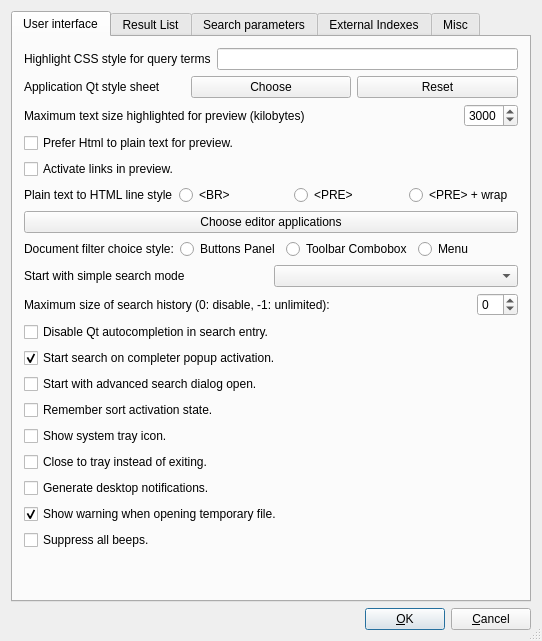
alberti42/recoll-macos, file src/qtgui/uiprefs.ui: the form before one commit.
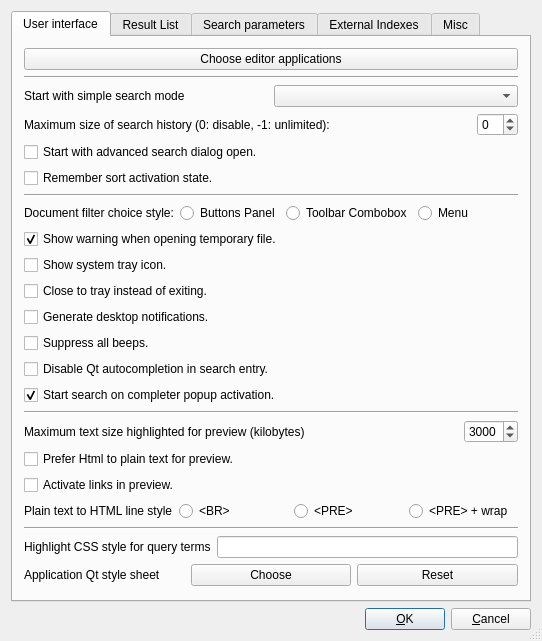
The form after the commit.

Commit message: reorder and group the preferences in the GUI prefs user interface panel

What changed in the file:
```diff
--- a/src/qtgui/uiprefs.ui
+++ b/src/qtgui/uiprefs.ui
@@ -28,13 +28,25 @@
       </attribute>
       <layout class="QVBoxLayout">
        <item>
-        <layout class="QVBoxLayout">
+        <widget class="QPushButton" name="viewActionPB">
+         <property name="text">
+          <string>Choose editor applications</string>
+         </property>
+        </widget>
+       </item>
+       <item>
+        <widget class="Line" name="line">
+         <property name="orientation">
+          <enum>Qt::Horizontal</enum>
+         </property>
+        </widget>
+       </item>
          <item>
           <layout class="QHBoxLayout">
            <item>
-            <widget class="QLabel" name="textLabelqtc">
+          <widget class="QLabel" name="textLabelSST">
              <property name="text">
-              <string>Highlight CSS style for query terms</string>
+            <string>Start with simple search mode</string>
              </property>
              <property name="wordWrap">
               <bool>false</bool>
@@ -42,54 +54,191 @@
             </widget>
            </item>
            <item>
-            <widget class="QLineEdit" name="qtermStyleLE">
-             <property name="minimumSize">
-              <size>
-               <width>50</width>
-               <height>0</height>
-              </size>
+          <widget class="QComboBox" name="ssearchTypCMB"/>
+         </item>
+        </layout>
+       </item>
+       <item>
+        <layout class="QHBoxLayout">
+         <item>
+          <widget class="QLabel" name="hsLBL">
+           <property name="sizePolicy">
+            <sizepolicy hsizetype="Preferred" vsizetype="Preferred">
+             <horstretch>1</horstretch>
+             <verstretch>0</verstretch>
+            </sizepolicy>
              </property>
              <property name="toolTip">
-              <string>Query terms highlighting in results. &lt;br&gt;Maybe try something like &quot;color:red;background:yellow&quot; for something more lively than the default blue...</string>
-             </property>
-            </widget>
-           </item>
+            <string>Limit the size of the search history. Use 0 to disable, -1 for unlimited.</string>
+           </property>
+           <property name="text">
+            <string>Maximum size of search history (0: disable, -1: unlimited):</string>
+           </property>
+           <property name="wordWrap">
+            <bool>false</bool>
+           </property>
+          </widget>
+         </item>
+         <item>
+          <widget class="QSpinBox" name="maxHistSizeSB">
+           <property name="minimum">
+            <number>-1</number>
+           </property>
+           <property name="value">
+            <number>0</number>
+           </property>
+          </widget>
+         </item>
           </layout>
          </item>
          <item>
-          <layout class="QHBoxLayout">
+        <widget class="QCheckBox" name="initStartAdvCB">
+         <property name="text">
+          <string>Start with advanced search dialog open.</string>
+         </property>
+         <property name="checked">
+          <bool>false</bool>
+         </property>
+        </widget>
+       </item>
            <item>
-            <widget class="QLabel" name="tLSTL">
+        <widget class="QCheckBox" name="keepSortCB">
              <property name="text">
-              <string>Application Qt style sheet</string>
-             </property>
-             <property name="wordWrap">
+          <string>Remember sort activation state.</string>
+         </property>
+         <property name="checked">
               <bool>false</bool>
              </property>
             </widget>
            </item>
            <item>
-            <widget class="QPushButton" name="stylesheetPB">
+        <widget class="Line" name="line">
+         <property name="orientation">
+          <enum>Qt::Horizontal</enum>
+         </property>
+        </widget>
+       </item>
+       <item>
+        <layout class="QHBoxLayout" name="horizontalLayout1">
+         <item>
+          <widget class="QLabel" name="label1">
              <property name="toolTip">
               <string>Opens a dialog to select the style sheet file</string>
              </property>
              <property name="text">
-              <string>Choose</string>
+            <string>Document filter choice style:</string>
              </property>
             </widget>
            </item>
            <item>
-            <widget class="QPushButton" name="resetSSPB">
-             <property name="toolTip">
-              <string>Resets the style sheet to default</string>
-             </property>
+          <widget class="QRadioButton" name="filterBT_RB">
+           <property name="text">
+            <string>Buttons Panel</string>
+           </property>
+           <attribute name="buttonGroup">
+            <string notr="true">buttonGroup_2</string>
+           </attribute>
+          </widget>
+         </item>
+         <item>
+          <widget class="QRadioButton" name="filterCMB_RB">
              <property name="text">
-              <string>Reset</string>
-             </property>
-            </widget>
-           </item>
-          </layout>
-         </item>
+            <string>Toolbar Combobox</string>
+           </property>
+           <attribute name="buttonGroup">
+            <string notr="true">buttonGroup_2</string>
+           </attribute>
+          </widget>
+         </item>
+         <item>
+          <widget class="QRadioButton" name="filterMN_RB">
+           <property name="text">
+            <string>Menu</string>
+           </property>
+           <attribute name="buttonGroup">
+            <string notr="true">buttonGroup_2</string>
+           </attribute>
+          </widget>
+         </item>
+        </layout>
+       </item>
+       <item>
+        <widget class="QCheckBox" name="showTempFileWarningCB">
+         <property name="text">
+          <string>Show warning when opening temporary file.</string>
+         </property>
+         <property name="checked">
+          <bool>true</bool>
+         </property>
+        </widget>
+       </item>
+       <item>
+        <widget class="QCheckBox" name="showTrayIconCB">
+         <property name="text">
+          <string>Show system tray icon.</string>
+         </property>
+         <property name="checked">
+          <bool>false</bool>
+         </property>
+        </widget>
+       </item>
+       <item>
+        <widget class="QCheckBox" name="closeToTrayCB">
+         <property name="text">
+          <string>Close to tray instead of exiting.</string>
+         </property>
+         <property name="checked">
+          <bool>false</bool>
+         </property>
+        </widget>
+       </item>
+       <item>
+        <widget class="QCheckBox" name="trayMessagesCB">
+         <property name="text">
+          <string>Generate desktop notifications.</string>
+         </property>
+         <property name="checked">
+          <bool>false</bool>
+         </property>
+        </widget>
+       </item>
+       <item>
+        <widget class="QCheckBox" name="noBeepsCB">
+         <property name="text">
+          <string>Suppress all beeps.</string>
+         </property>
+         <property name="checked">
+          <bool>false</bool>
+         </property>
+        </widget>
+       </item>
+       <item>
+        <widget class="QCheckBox" name="ssNoCompleteCB">
+         <property name="text">
+          <string>Disable Qt autocompletion in search entry.</string>
+         </property>
+         <property name="checked">
+          <bool>false</bool>
+         </property>
+        </widget>
+       </item>
+       <item>
+        <widget class="QCheckBox" name="ssSearchOnCompleteCB">
+         <property name="text">
+          <string>Start search on completer popup activation.</string>
+         </property>
+         <property name="checked">
+          <bool>true</bool>
+         </property>
+        </widget>
+       </item>
+       <item>
+        <widget class="Line" name="line">
+         <property name="orientation">
+          <enum>Qt::Horizontal</enum>
+         </property>
+        </widget>
+       </item>
          <item>
           <layout class="QHBoxLayout">
            <item>
@@ -197,62 +346,18 @@
           </layout>
          </item>
          <item>
-          <widget class="QPushButton" name="viewActionPB">
-           <property name="text">
-            <string>Choose editor applications</string>
+        <widget class="Line" name="line">
+         <property name="orientation">
+          <enum>Qt::Horizontal</enum>
            </property>
           </widget>
          </item>
-         <item>
-          <layout class="QHBoxLayout" name="horizontalLayout1">
-           <item>
-            <widget class="QLabel" name="label1">
-             <property name="toolTip">
-              <string>Decide if document filters are shown as radio buttons, toolbar combobox, or menu.</string>
-             </property>
-             <property name="text">
-              <string>Document filter choice style:</string>
-             </property>
-            </widget>
-           </item>
-           <item>
-            <widget class="QRadioButton" name="filterBT_RB">
-             <property name="text">
-              <string>Buttons Panel</string>
-             </property>
-             <attribute name="buttonGroup">
-              <string notr="true">buttonGroup_2</string>
-             </attribute>
-            </widget>
-           </item>
-           <item>
-            <widget class="QRadioButton" name="filterCMB_RB">
-             <property name="text">
-              <string>Toolbar Combobox</string>
-             </property>
-             <attribute name="buttonGroup">
-              <string notr="true">buttonGroup_2</string>
-             </attribute>
-            </widget>
-           </item>
-           <item>
-            <widget class="QRadioButton" name="filterMN_RB">
-             <property name="text">
-              <string>Menu</string>
-             </property>
-             <attribute name="buttonGroup">
-              <string notr="true">buttonGroup_2</string>
-             </attribute>
-            </widget>
-           </item>
-          </layout>
-         </item>
          <item>
           <layout class="QHBoxLayout">
            <item>
-            <widget class="QLabel" name="textLabelSST">
+          <widget class="QLabel" name="textLabelqtc">
              <property name="text">
-              <string>Start with simple search mode</string>
+            <string>Highlight CSS style for query terms</string>
              </property>
              <property name="wordWrap">
               <bool>false</bool>
@@ -260,133 +365,57 @@
             </widget>
            </item>
            <item>
-            <widget class="QComboBox" name="ssearchTypCMB"/>
-           </item>
-          </layout>
-         </item>
-         <item>
-          <layout class="QHBoxLayout">
-           <item>
-            <widget class="QLabel" name="hsLBL">
-             <property name="sizePolicy">
-              <sizepolicy hsizetype="Preferred" vsizetype="Preferred">
-               <horstretch>1</horstretch>
-               <verstretch>0</verstretch>
-              </sizepolicy>
+          <widget class="QLineEdit" name="qtermStyleLE">
+           <property name="minimumSize">
+            <size>
+             <width>50</width>
+             <height>0</height>
+            </size>
              </property>
              <property name="toolTip">
-              <string>Limit the size of the search history. Use 0 to disable, -1 for unlimited.</string>
-             </property>
-             <property name="text">
-              <string>Maximum size of search history (0: disable, -1: unlimited):</string>
-             </property>
-             <property name="wordWrap">
-              <bool>false</bool>
-             </property>
-            </widget>
-           </item>
-           <item>
-            <widget class="QSpinBox" name="maxHistSizeSB">
-             <property name="minimum">
-              <number>-1</number>
-             </property>
-             <property name="value">
-              <number>0</number>
-             </property>
-            </widget>
-           </item>
+            <string>Query terms highlighting in results. &lt;br&gt;Maybe try something like &quot;color:red;background:yellow&quot; for something more lively than the default blue...</string>
+           </property>
+          </widget>
+         </item>
           </layout>
          </item>
          <item>
-          <widget class="QCheckBox" name="ssNoCompleteCB">
-           <property name="text">
-            <string>Disable Qt autocompletion in search entry.</string>
-           </property>
-           <property name="checked">
-            <bool>false</bool>
-           </property>
-          </widget>
-         </item>
+        <layout class="QHBoxLayout">
          <item>
-          <widget class="QCheckBox" name="ssSearchOnCompleteCB">
+          <widget class="QLabel" name="tLSTL">
            <property name="text">
-            <string>Start search on completer popup activation.</string>
+            <string>Application Qt style sheet</string>
            </property>
-           <property name="checked">
-            <bool>true</bool>
-           </property>
-          </widget>
-         </item>
-         <item>
-          <widget class="QCheckBox" name="initStartAdvCB">
-           <property name="text">
-            <string>Start with advanced search dialog open.</string>
-           </property>
-           <property name="checked">
+           <property name="wordWrap">
             <bool>false</bool>
            </property>
           </widget>
          </item>
          <item>
-          <widget class="QCheckBox" name="keepSortCB">
-           <property name="text">
-            <string>Remember sort activation state.</string>
+          <widget class="QPushButton" name="stylesheetPB">
+           <property name="toolTip">
+            <string>Opens a dialog to select the style sheet file</string>
            </property>
-           <property name="checked">
-            <bool>false</bool>
-           </property>
-          </widget>
-         </item>
-         <item>
-          <widget class="QCheckBox" name="showTrayIconCB">
            <property name="text">
-            <string>Show system tray icon.</string>
+            <string>Choose</string>
            </property>
-           <property name="checked">
-            <bool>false</bool>
-           </property>
           </widget>
          </item>
          <item>
-          <widget class="QCheckBox" name="closeToTrayCB">
-           <property name="text">
-            <string>Close to tray instead of exiting.</string>
+          <widget class="QPushButton" name="resetSSPB">
+           <property name="toolTip">
+            <string>Resets the style sheet to default</string>
            </property>
-           <property name="checked">
-            <bool>false</bool>
-           </property>
-          </widget>
-         </item>
-         <item>
-          <widget class="QCheckBox" name="trayMessagesCB">
            <property name="text">
-            <string>Generate desktop notifications.</string>
+            <string>Reset</string>
            </property>
-           <property name="checked">
-            <bool>false</bool>
-           </property>
           </widget>
          </item>
-         <item>
-          <widget class="QCheckBox" name="showTempFileWarningCB">
-           <property name="text">
-            <string>Show warning when opening temporary file.</string>
-           </property>
-           <property name="checked">
-            <bool>true</bool>
-           </property>
-          </widget>
-         </item>
-         <item>
-          <widget class="QCheckBox" name="noBeepsCB">
-           <property name="text">
-            <string>Suppress all beeps.</string>
-           </property>
-           <property name="checked">
-            <bool>false</bool>
-           </property>
-          </widget>
-         </item>
+        </layout>
+       </item>
+
+
+
          <item>
           <spacer name="spacer4">
            <property name="orientation">
@@ -403,8 +432,16 @@
            </property>
           </spacer>
          </item>
-        </layout>
-       </item>
+
+
+
+
+
+
+
+
+
+
       </layout>
      </widget>
      <widget class="QWidget" name="tab_2">
```
Left out of the diff: 2 changed lines with no effect on the pictures. Lines whose indentation alone changed are shown as unchanged.
